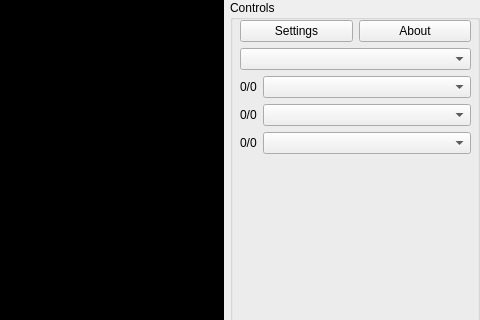
Above: ui_mainwindow.ui from jschmer/PyMangaReader before the change; both pictures show x 358 to 838 and y 0 to 320 of the 838 by 672 pixel window. Below: the same form after it.
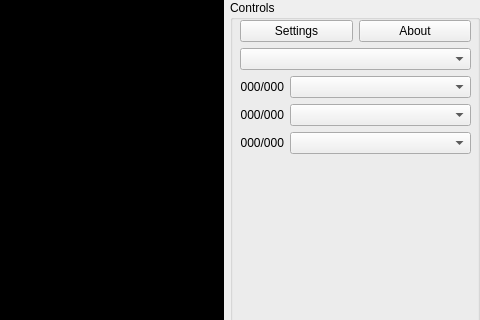
That is the form after the change.

Commit message: show images even if they appear at chapter or volume level

Diff of the .ui file:
```diff
--- a/ui_mainwindow.ui
+++ b/ui_mainwindow.ui
@@ -139,22 +139,45 @@
          <layout class="QFormLayout" name="formLayout">
           <item row="1" column="0">
            <widget class="QLabel" name="volume_label">
+            <property name="sizePolicy">
+             <sizepolicy hsizetype="Fixed" vsizetype="Preferred">
+              <horstretch>0</horstretch>
+              <verstretch>0</verstretch>
+             </sizepolicy>
+            </property>
+            <property name="minimumSize">
+             <size>
+              <width>40</width>
+              <height>0</height>
+             </size>
+            </property>
             <property name="text">
-             <string>0/0</string>
+             <string>000/000</string>
+            </property>
+            <property name="alignment">
+             <set>Qt::AlignRight|Qt::AlignTrailing|Qt::AlignVCenter</set>
             </property>
            </widget>
           </item>
           <item row="2" column="0">
            <widget class="QLabel" name="chapter_label">
-            <property name="text">
-             <string>0/0</string>
+            <property name="sizePolicy">
+             <sizepolicy hsizetype="Fixed" vsizetype="Preferred">
+              <horstretch>0</horstretch>
+              <verstretch>0</verstretch>
+             </sizepolicy>
             </property>
-           </widget>
-          </item>
-          <item row="3" column="0">
-           <widget class="QLabel" name="page_label">
+            <property name="minimumSize">
+             <size>
+              <width>40</width>
+              <height>0</height>
+             </size>
+            </property>
             <property name="text">
-             <string>0/0</string>
+             <string>000/000</string>
+            </property>
+            <property name="alignment">
+             <set>Qt::AlignRight|Qt::AlignTrailing|Qt::AlignVCenter</set>
             </property>
            </widget>
           </item>
@@ -170,6 +193,28 @@
           <item row="3" column="1">
            <widget class="QComboBox" name="list_page"/>
           </item>
+          <item row="3" column="0">
+           <widget class="QLabel" name="page_label">
+            <property name="sizePolicy">
+             <sizepolicy hsizetype="Fixed" vsizetype="Preferred">
+              <horstretch>0</horstretch>
+              <verstretch>0</verstretch>
+             </sizepolicy>
+            </property>
+            <property name="minimumSize">
+             <size>
+              <width>40</width>
+              <height>0</height>
+             </size>
+            </property>
+            <property name="text">
+             <string>000/000</string>
+            </property>
+            <property name="alignment">
+             <set>Qt::AlignRight|Qt::AlignTrailing|Qt::AlignVCenter</set>
+            </property>
+           </widget>
+          </item>
          </layout>
         </item>
         <item>
```
The commit also changes 1 other file.
